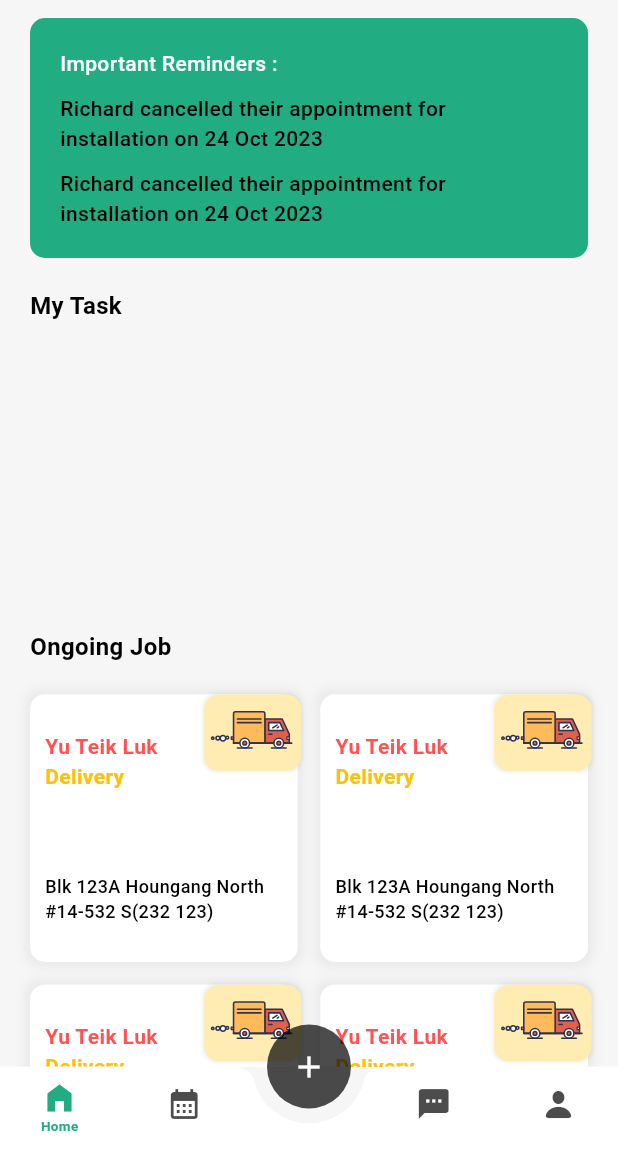
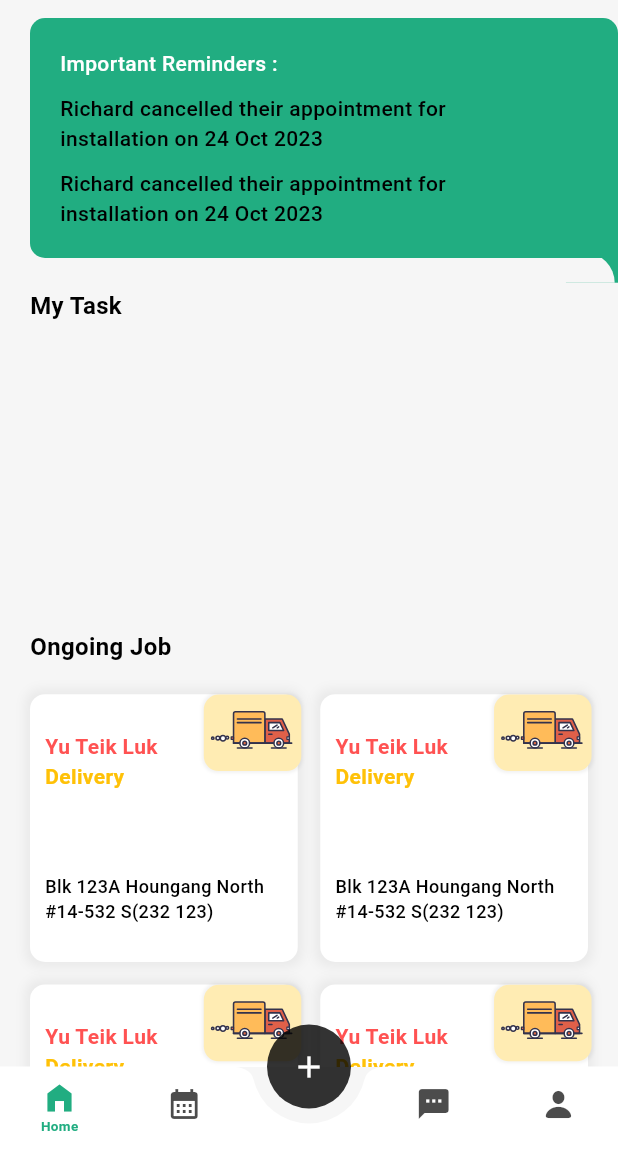
Before and after one commit to UnidboxIT/UnidboxApp, a Flutter app: the MainScreen screen opened directly, on a phone screen of 412 x 824 dp, the part 87-1236 px from its top. Run offline on Flutter 3.47's test engine with Material 3 defaults, Android fonts, the light colour scheme and no system bars; our stand-ins replace focus_detector_v2, get, get_storage, lottie, responsive_sizer; accounts and stored records are empty.

Commit message:
important reminder

```diff
--- a/lib/utils/commons/common_method.dart
+++ b/lib/utils/commons/common_method.dart
@@ -1,10 +1,7 @@
 import 'package:flutter/material.dart';
-import 'package:flutter/widgets.dart';
 import 'package:get/get.dart';
 import 'package:get_storage/get_storage.dart';
 import 'package:responsive_sizer/responsive_sizer.dart';
-import 'package:unidbox_app/views/widgets/text_widget.dart';
-
 import '../../views/widgets/button_widget.dart';
 import '../constant/app_constant.dart';
 
--- a/lib/views/screens/home_screens/home_screen.dart
+++ b/lib/views/screens/home_screens/home_screen.dart
@@ -1,6 +1,10 @@
+import 'package:flutter/cupertino.dart';
 import 'package:flutter/material.dart';
+import 'package:flutter/rendering.dart';
+import 'package:flutter/widgets.dart';
 import 'package:responsive_sizer/responsive_sizer.dart';
 import 'package:unidbox_app/utils/commons/super_scaffold.dart';
+import 'package:unidbox_app/utils/constant/app_color.dart';
 
 import 'widgets/home_app_bar_widget.dart';
 import 'widgets/important_reminder_widget.dart';
@@ -24,10 +28,46 @@ class HomeScreen extends StatelessWidget {
             crossAxisAlignment: CrossAxisAlignment.start,
             children: [
               const HomeAppBarWidget(),
-              Container(
-                padding: const EdgeInsets.only(left: 20, right: 20),
-                child: const ImportantReminderWidget(),
-              ),
+              Stack(
+                  alignment: Alignment.bottomCenter,
+                  clipBehavior: Clip.none,
+                  children: [
+                    Transform.translate(
+                      offset: Offset(44.w, 2.h),
+                      child: Padding(
+                        padding: const EdgeInsets.only(left: 20),
+                        child: Container(
+                          height: 20,
+                          width: 40,
+                          decoration: BoxDecoration(
+                            color: AppColor.primary,
+                            border: const Border(),
+                          ),
+                        ),
+                      ),
+                    ),
+                    Transform.translate(
+                      offset: Offset(44.w, 2.h),
+                      child: Padding(
+                        padding: const EdgeInsets.symmetric(horizontal: 2),
+                        child: Container(
+                          height: 20,
+                          width: 45,
+                          decoration: const BoxDecoration(
+                            color: Color(0xffF6F6F6),
+                            border: Border(),
+                            borderRadius: BorderRadius.only(
+                              topRight: Radius.circular(50),
+                            ),
+                          ),
+                        ),
+                      ),
+                    ),
+                    Container(
+                      padding: const EdgeInsets.only(left: 20, right: 0),
+                      child: const ImportantReminderWidget(),
+                    ),
+                  ]),
               Expanded(
                 child: ListView(
                   shrinkWrap: true,
--- a/lib/views/screens/home_screens/widgets/important_reminder_widget.dart
+++ b/lib/views/screens/home_screens/widgets/important_reminder_widget.dart
@@ -11,7 +11,11 @@ class ImportantReminderWidget extends StatelessWidget {
     return Container(
       width: 100.w,
       decoration: BoxDecoration(
-        borderRadius: BorderRadius.circular(10),
+        borderRadius: const BorderRadius.only(
+          topLeft: Radius.circular(10),
+          topRight: Radius.circular(10),
+          bottomLeft: Radius.circular(10),
+        ),
         color: AppColor.primary,
       ),
       padding: const EdgeInsets.symmetric(horizontal: 20, vertical: 20),
--- a/lib/views/widgets/bottom_nav_bar.dart
+++ b/lib/views/widgets/bottom_nav_bar.dart
@@ -1,4 +1,3 @@
-import 'package:flutter/cupertino.dart';
 import 'package:flutter/material.dart';
 import 'package:get/get.dart';
 import 'package:responsive_sizer/responsive_sizer.dart';
@@ -12,7 +11,7 @@ Widget floatingActionBottomWidget() {
     shape: RoundedRectangleBorder(
       borderRadius: BorderRadius.circular(50),
     ),
-    backgroundColor: Colors.black.withOpacity(0.7),
+    backgroundColor: Colors.black.withOpacity(0.8),
     elevation: 0,
     child: const Icon(
       Icons.add,
```
